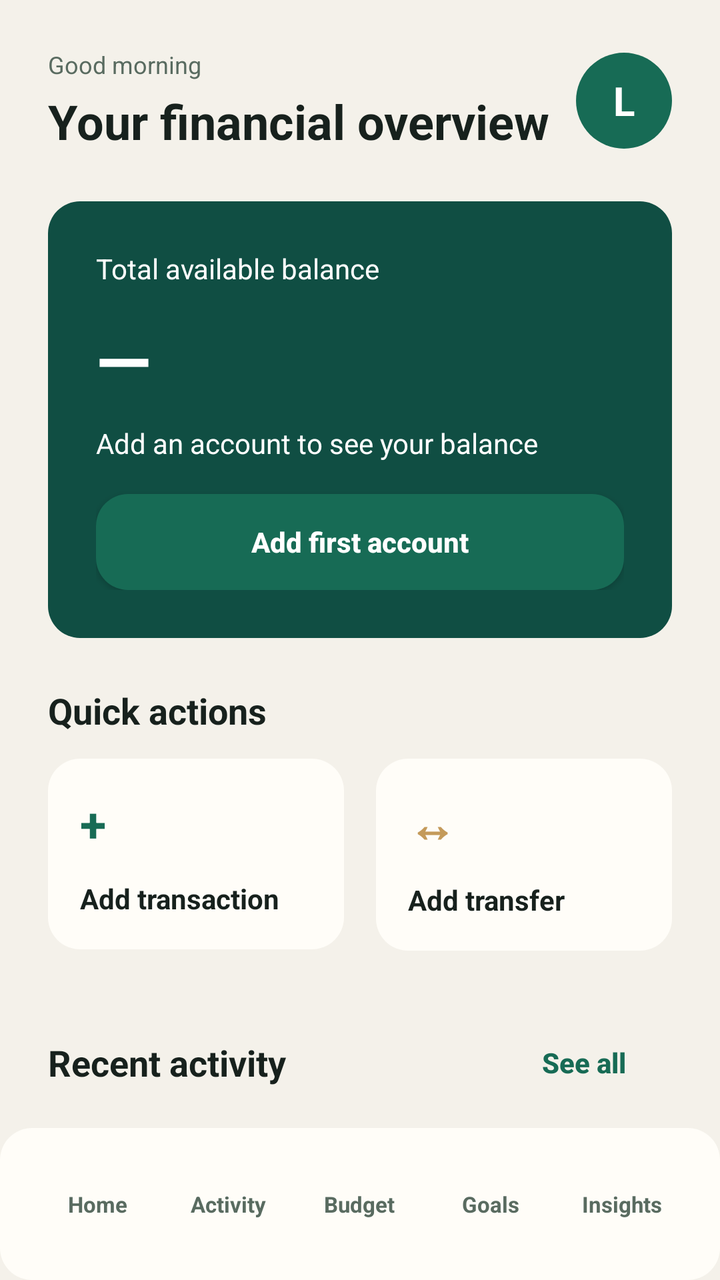
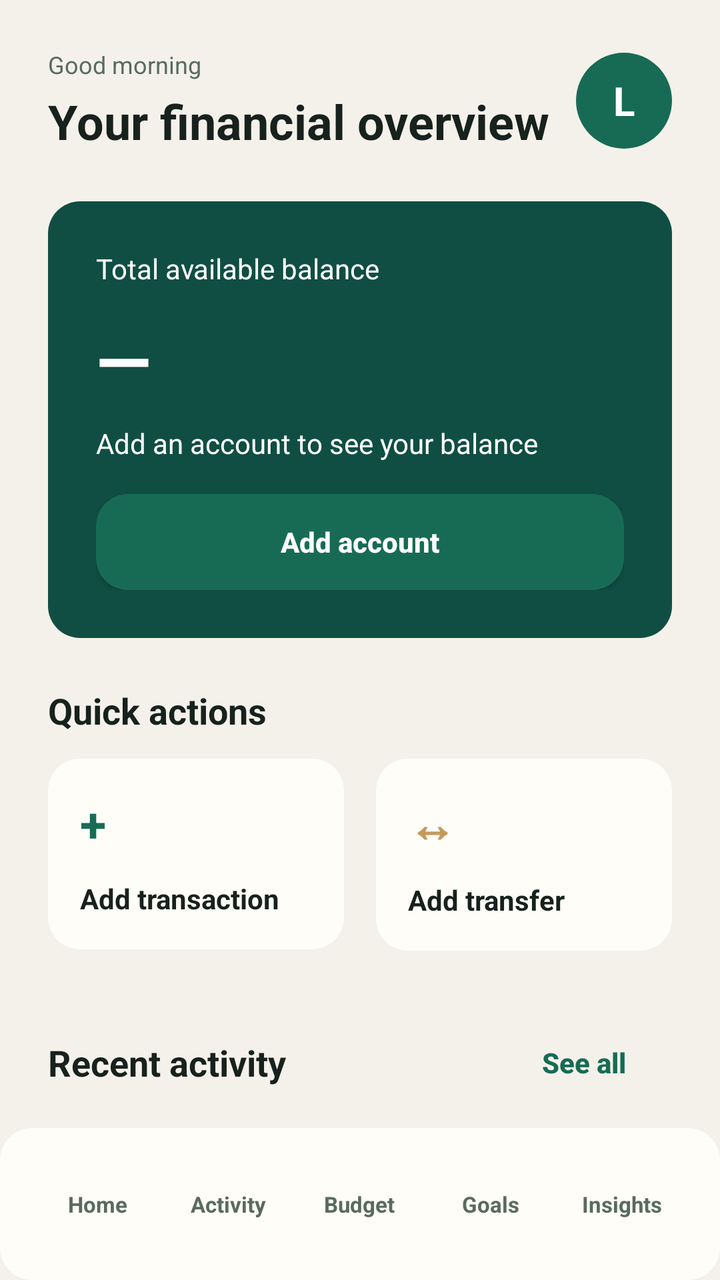

Screens rendered from an Android XML layout before and after an edit, with the pre-edit source and the edit as a unified diff.
<!-- AndroidManifest.xml: application theme Theme.App -->
<!-- res/layout/activity_main.xml -->
<?xml version="1.0" encoding="utf-8"?>
<LinearLayout xmlns:android="http://schemas.android.com/apk/res/android" android:layout_width="match_parent" android:layout_height="match_parent" android:background="@color/lumen_background" android:fitsSystemWindows="true" android:orientation="vertical">
    <ScrollView android:layout_width="match_parent" android:layout_height="0dp" android:layout_weight="1" android:fillViewport="false" android:clipToPadding="false" android:scrollbars="none">
      <LinearLayout android:layout_width="match_parent" android:layout_height="wrap_content" android:orientation="vertical" android:gravity="center_horizontal" android:paddingBottom="@dimen/space_24">
       <LinearLayout android:layout_width="match_parent" android:layout_height="wrap_content" android:orientation="vertical">
    <LinearLayout android:layout_width="match_parent" android:layout_height="wrap_content" android:orientation="horizontal" android:gravity="center_vertical" android:paddingStart="@dimen/screen_h_padding" android:paddingEnd="@dimen/screen_h_padding" android:paddingTop="@dimen/space_24">
        <LinearLayout android:layout_width="0dp" android:layout_height="wrap_content" android:layout_weight="1" android:orientation="vertical">
            <TextView android:layout_width="wrap_content" android:layout_height="wrap_content" android:text="@string/greeting" android:textColor="@color/lumen_muted" android:textSize="@dimen/text_12" />
            <TextView android:id="@+id/greeting_title" android:layout_width="wrap_content" android:layout_height="wrap_content" android:layout_marginTop="@dimen/space_4" android:text="@string/overview" android:textColor="@color/lumen_ink" android:textSize="@dimen/text_24" android:textStyle="bold" />
        </LinearLayout>
        <TextView android:id="@+id/avatar" android:layout_width="48dp" android:layout_height="48dp" android:background="@drawable/avatar_background" android:contentDescription="@string/profile_title" android:gravity="center" android:text="L" android:textColor="@color/on_primary" android:textSize="@dimen/text_20" android:textStyle="bold" />
    </LinearLayout>
    <LinearLayout android:layout_width="match_parent" android:layout_height="wrap_content" android:layout_marginTop="@dimen/space_24" android:background="@drawable/balance_card_background" android:elevation="0dp" android:orientation="vertical" android:padding="@dimen/space_24" android:layout_marginStart="@dimen/screen_h_padding" android:layout_marginEnd="@dimen/screen_h_padding">
        <TextView android:layout_width="wrap_content" android:layout_height="wrap_content" android:text="@string/total_balance" android:textAllCaps="false" android:textColor="@color/on_balance" android:textSize="@dimen/text_14" />
        <TextView android:id="@+id/balance" android:layout_width="match_parent" android:layout_height="wrap_content" android:layout_marginTop="@dimen/space_12" android:text="—" android:textColor="@color/on_balance" android:textSize="@dimen/text_36" android:textStyle="bold" />
        <TextView android:id="@+id/balance_summary" android:layout_width="wrap_content" android:layout_height="wrap_content" android:layout_marginTop="@dimen/space_8" android:text="@string/empty_balance" android:textColor="@color/on_balance" android:textSize="@dimen/text_14" />
        <Button android:id="@+id/add_account_button" android:layout_width="match_parent" android:layout_height="@dimen/touch_target" android:layout_marginTop="@dimen/space_16" android:background="@drawable/primary_button_ripple" android:text="@string/add_account" android:textAllCaps="false" android:textColor="@color/on_primary" android:textSize="@dimen/text_14" android:textStyle="bold" />
    </LinearLayout>
    <LinearLayout android:layout_width="match_parent" android:layout_height="wrap_content" android:orientation="vertical" android:paddingStart="@dimen/screen_h_padding" android:paddingEnd="@dimen/screen_h_padding" android:layout_marginTop="@dimen/space_24">
            <LinearLayout android:layout_width="match_parent" android:layout_height="wrap_content" android:orientation="vertical">
                <TextView android:layout_width="wrap_content" android:layout_height="wrap_content" android:text="@string/quick_actions" android:textColor="@color/lumen_ink" android:textSize="@dimen/text_18" android:textStyle="bold" />
                <LinearLayout android:layout_width="match_parent" android:layout_height="wrap_content" android:layout_marginTop="@dimen/space_12" android:orientation="horizontal">
                    <LinearLayout android:id="@+id/add_transaction_button" android:layout_width="0dp" android:layout_height="wrap_content" android:layout_weight="1" android:layout_marginEnd="@dimen/space_8" android:background="@drawable/action_tile_ripple" android:elevation="0dp" android:orientation="vertical" android:padding="@dimen/space_16">
                        <TextView android:layout_width="wrap_content" android:layout_height="wrap_content" android:text="+" android:textColor="@color/lumen_accent" android:textSize="@dimen/text_24" android:textStyle="bold" />
                        <TextView android:layout_width="wrap_content" android:layout_height="wrap_content" android:layout_marginTop="@dimen/space_12" android:text="@string/add_transaction" android:textColor="@color/lumen_ink" android:textSize="@dimen/text_14" android:textStyle="bold" />
                    </LinearLayout>
                    <LinearLayout android:id="@+id/add_transfer_button" android:layout_width="0dp" android:layout_height="wrap_content" android:layout_weight="1" android:layout_marginStart="@dimen/space_8" android:background="@drawable/action_tile_ripple" android:elevation="0dp" android:orientation="vertical" android:padding="@dimen/space_16">
                        <TextView android:layout_width="wrap_content" android:layout_height="wrap_content" android:text="↔" android:textColor="@color/lumen_highlight" android:textSize="@dimen/text_24" android:textStyle="bold" />
                        <TextView android:layout_width="wrap_content" android:layout_height="wrap_content" android:layout_marginTop="@dimen/space_12" android:text="@string/add_transfer" android:textColor="@color/lumen_ink" android:textSize="@dimen/text_14" android:textStyle="bold" />
                    </LinearLayout>
                </LinearLayout>
                <LinearLayout android:layout_width="match_parent" android:layout_height="wrap_content" android:layout_marginTop="@dimen/space_32" android:orientation="horizontal" android:gravity="center_vertical">
                    <TextView android:layout_width="0dp" android:layout_height="wrap_content" android:layout_weight="1" android:text="@string/recent_activity" android:textColor="@color/lumen_ink" android:textSize="@dimen/text_18" android:textStyle="bold" />
                    <Button android:id="@+id/view_activity_button" android:layout_width="wrap_content" android:layout_height="@dimen/touch_target" android:background="@android:color/transparent" android:text="@string/see_all" android:textAllCaps="false" android:textColor="@color/lumen_accent" android:textSize="@dimen/text_14" android:textStyle="bold" />
                </LinearLayout>
                <LinearLayout android:layout_width="match_parent" android:layout_height="wrap_content" android:layout_marginTop="@dimen/space_12" android:background="@drawable/action_tile_background" android:elevation="0dp" android:orientation="vertical" android:padding="@dimen/space_16">
                    <TextView android:layout_width="match_parent" android:layout_height="wrap_content" android:text="Transactions appear here after you add an account." android:textColor="@color/lumen_muted" android:textSize="@dimen/text_14" />
                </LinearLayout>
            </LinearLayout>
       </LinearLayout>
      </LinearLayout>
      </LinearLayout>
    </ScrollView>
    <include layout="@layout/view_bottom_navigation" />
</LinearLayout>
<!-- res/layout/view_bottom_navigation.xml (included above) -->
<?xml version="1.0" encoding="utf-8"?>
<LinearLayout xmlns:android="http://schemas.android.com/apk/res/android"
    android:id="@+id/bottom_navigation"
    android:layout_width="match_parent" android:layout_height="76dp"
    android:background="@drawable/balance_surface_background"
    android:elevation="0dp" android:gravity="center" android:orientation="horizontal"
    android:paddingStart="@dimen/space_16" android:paddingEnd="@dimen/space_16">
    <TextView android:id="@+id/nav_home" style="@style/BottomNavigationItem" android:background="@drawable/nav_item_background" android:contentDescription="@string/nav_home_description" android:text="@string/home" />
    <TextView android:id="@+id/nav_activity" style="@style/BottomNavigationItem" android:background="@drawable/nav_item_background" android:contentDescription="@string/nav_activity_description" android:text="@string/activity" />
    <TextView android:id="@+id/nav_budget" style="@style/BottomNavigationItem" android:background="@drawable/nav_item_background" android:contentDescription="@string/nav_budget_description" android:text="@string/budget" />
    <TextView android:id="@+id/nav_goals" style="@style/BottomNavigationItem" android:background="@drawable/nav_item_background" android:contentDescription="@string/nav_goals_description" android:text="@string/goals" />
    <TextView android:id="@+id/nav_insights" style="@style/BottomNavigationItem" android:background="@drawable/nav_item_background" android:contentDescription="@string/nav_insights_description" android:text="@string/insights" />
</LinearLayout>
<!-- resources referenced by this layout -->
<resources>
  <color name="lumen_accent">#176B55</color>
  <color name="lumen_background">#F4F1EA</color>
  <color name="lumen_highlight">#C49A5A</color>
  <color name="lumen_ink">#17211D</color>
  <color name="lumen_muted">#596B60</color>
  <color name="on_balance">#FFFFFF</color>
  <color name="on_primary">#FFFFFF</color>
  <dimen name="screen_h_padding">24dp</dimen>
  <dimen name="space_12">12dp</dimen>
  <dimen name="space_16">16dp</dimen>
  <dimen name="space_24">24dp</dimen>
  <dimen name="space_32">32dp</dimen>
  <dimen name="space_4">4dp</dimen>
  <dimen name="space_8">8dp</dimen>
  <dimen name="text_12">12sp</dimen>
  <dimen name="text_14">14sp</dimen>
  <dimen name="text_18">18sp</dimen>
  <dimen name="text_20">20sp</dimen>
  <dimen name="text_24">24sp</dimen>
  <dimen name="text_36">36sp</dimen>
  <dimen name="touch_target">48dp</dimen>
  <!-- drawable action_tile_background (drawable) -->
  <?xml version="1.0" encoding="utf-8"?>
  <shape xmlns:android="http://schemas.android.com/apk/res/android">
      <solid android:color="@color/lumen_surface" />
      <corners android:radius="@dimen/card_radius" />
  </shape>
  <!-- drawable avatar_background (drawable) -->
  <?xml version="1.0" encoding="utf-8"?>
  <shape xmlns:android="http://schemas.android.com/apk/res/android"
      android:shape="oval">
      <solid android:color="@color/lumen_accent" />
  </shape>
  <!-- drawable balance_surface_background (drawable) -->
  <?xml version="1.0" encoding="utf-8"?>
  <shape xmlns:android="http://schemas.android.com/apk/res/android" android:shape="rectangle">
      <solid android:color="@color/lumen_surface" />
      <corners android:radius="@dimen/card_radius" />
  </shape>
  <!-- drawable nav_item_background (drawable) -->
  <?xml version="1.0" encoding="utf-8"?>
  <selector xmlns:android="http://schemas.android.com/apk/res/android">
      <item android:state_selected="true" android:drawable="@drawable/nav_item_selected" />
      <item android:state_pressed="true" android:drawable="@drawable/nav_item_selected" />
      <item android:drawable="@drawable/nav_item_unselected" />
  </selector>
  <string name="activity">Activity</string>
  <string name="add_account">Add first account</string>
  <string name="add_transaction">Add transaction</string>
  <string name="add_transfer">Add transfer</string>
  <string name="budget">Budget</string>
  <string name="empty_balance">Add an account to see your balance</string>
  <string name="goals">Goals</string>
  <string name="greeting">Good morning</string>
  <string name="home">Home</string>
  <string name="insights">Insights</string>
  <string name="nav_activity_description">Open activity</string>
  <string name="nav_budget_description">Open budget</string>
  <string name="nav_goals_description">Open goals</string>
  <string name="nav_home_description">Open dashboard</string>
  <string name="nav_insights_description">Open insights</string>
  <string name="overview">Your financial overview</string>
  <string name="profile_title">Profile</string>
  <string name="quick_actions">Quick actions</string>
  <string name="recent_activity">Recent activity</string>
  <string name="see_all">See all</string>
  <string name="total_balance">Total available balance</string>
  <color name="lumen_surface">#FFFDF8</color>
  <dimen name="card_radius">16dp</dimen>
  <color name="lumen_accent_deep">#104E43</color>
  <dimen name="hero_radius">@dimen/card_radius</dimen>
  <!-- drawable nav_item_selected (drawable) -->
  <?xml version="1.0" encoding="utf-8"?>
  <shape xmlns:android="http://schemas.android.com/apk/res/android">
      <solid android:color="@color/lumen_accent" />
      <corners android:radius="@dimen/card_radius" />
  </shape>
  <!-- drawable nav_item_unselected (drawable) -->
  <?xml version="1.0" encoding="utf-8"?>
  <shape xmlns:android="http://schemas.android.com/apk/res/android">
      <solid android:color="@android:color/transparent" />
      <corners android:radius="@dimen/card_radius" />
  </shape>
  <dimen name="control_radius">@dimen/card_radius</dimen>
  <!-- unchanged entries left out for length: 6 -->
</resources>

<!-- the commit's change to res/layout/activity_main.xml (unified diff, before → after) -->
@@ -33,9 +33,8 @@
                     <TextView android:layout_width="0dp" android:layout_height="wrap_content" android:layout_weight="1" android:text="@string/recent_activity" android:textColor="@color/lumen_ink" android:textSize="@dimen/text_18" android:textStyle="bold" />
                     <Button android:id="@+id/view_activity_button" android:layout_width="wrap_content" android:layout_height="@dimen/touch_target" android:background="@android:color/transparent" android:text="@string/see_all" android:textAllCaps="false" android:textColor="@color/lumen_accent" android:textSize="@dimen/text_14" android:textStyle="bold" />
                 </LinearLayout>
-                <LinearLayout android:layout_width="match_parent" android:layout_height="wrap_content" android:layout_marginTop="@dimen/space_12" android:background="@drawable/action_tile_background" android:elevation="0dp" android:orientation="vertical" android:padding="@dimen/space_16">
-                    <TextView android:layout_width="match_parent" android:layout_height="wrap_content" android:text="Transactions appear here after you add an account." android:textColor="@color/lumen_muted" android:textSize="@dimen/text_14" />
-                </LinearLayout>
+                <TextView android:id="@+id/recent_empty" android:layout_width="match_parent" android:layout_height="wrap_content" android:layout_marginTop="@dimen/space_12" android:background="@drawable/action_tile_background" android:padding="@dimen/space_16" android:text="@string/recent_activity_empty" android:textColor="@color/lumen_muted" android:textSize="@dimen/text_14" />
+                <LinearLayout android:id="@+id/recent_transactions" android:layout_width="match_parent" android:layout_height="wrap_content" android:layout_marginTop="@dimen/space_12" android:orientation="vertical" />
             </LinearLayout>
        </LinearLayout>
       </LinearLayout>
<!-- resource entries referenced after the edit -->
@@ -43,11 +43,10 @@
   <?xml version="1.0" encoding="utf-8"?>
   <selector xmlns:android="http://schemas.android.com/apk/res/android">
       <item android:state_selected="true" android:drawable="@drawable/nav_item_selected" />
-      <item android:state_pressed="true" android:drawable="@drawable/nav_item_selected" />
       <item android:drawable="@drawable/nav_item_unselected" />
   </selector>
   <string name="activity">Activity</string>
-  <string name="add_account">Add first account</string>
+  <string name="add_account">Add account</string>
   <string name="add_transaction">Add transaction</string>
   <string name="add_transfer">Add transfer</string>
   <string name="budget">Budget</string>
@@ -65,6 +64,7 @@
   <string name="profile_title">Profile</string>
   <string name="quick_actions">Quick actions</string>
   <string name="recent_activity">Recent activity</string>
+  <string name="recent_activity_empty">No transactions yet. Add one to start tracking.</string>
   <string name="see_all">See all</string>
   <string name="total_balance">Total available balance</string>
   <color name="lumen_surface">#FFFDF8</color>
